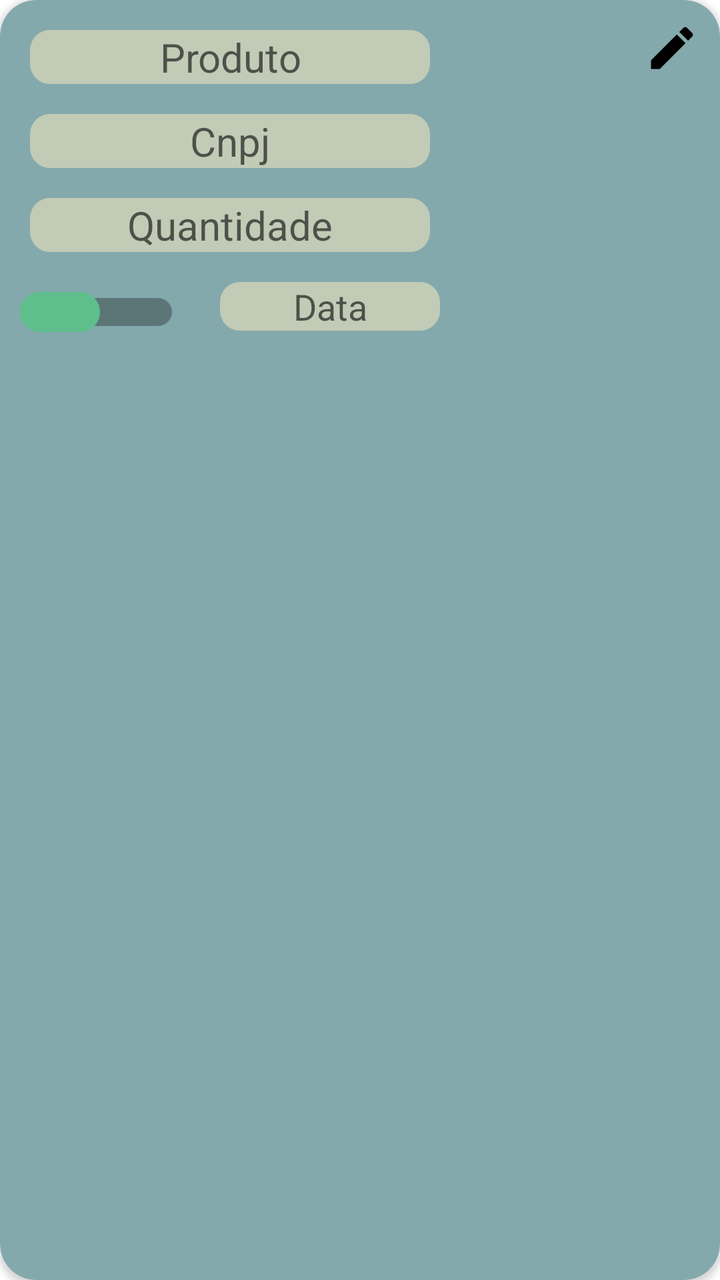
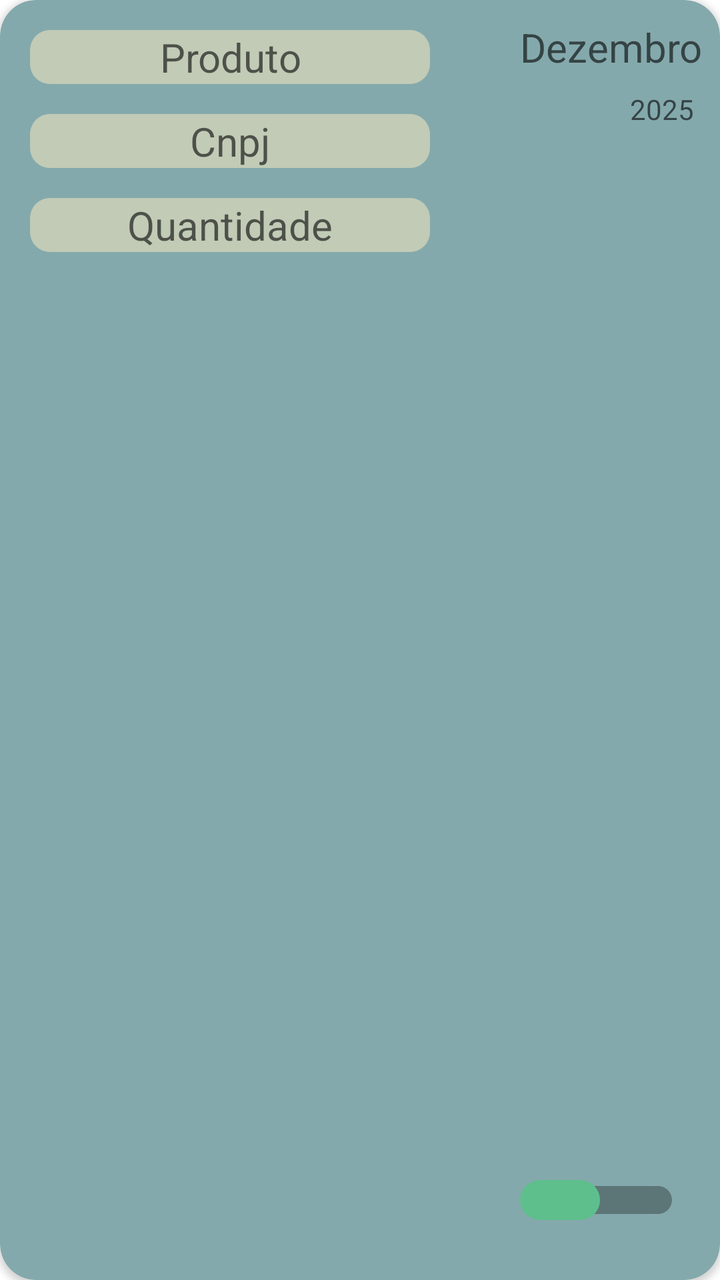

Before-and-after screenshots of an Android layout around one commit, followed by the original layout XML and the change that was made.
<!-- AndroidManifest.xml: application theme Theme.GHandApp -->
<!-- res/layout/agendaproduto_list_item.xml -->
<?xml version="1.0" encoding="utf-8"?>
<layout xmlns:tools="http://schemas.android.com/tools"
    xmlns:android="http://schemas.android.com/apk/res/android"
    xmlns:app="http://schemas.android.com/apk/res-auto">
    <androidx.cardview.widget.CardView
        android:id="@+id/cd_agenda"
        android:layout_width="match_parent"
        android:layout_height="240dp"
        app:cardBackgroundColor="@color/Weak_green"
        android:layout_margin="10dp"
        app:cardCornerRadius="18dp"
        app:layout_constraintStart_toStartOf="parent"
        app:layout_constraintTop_toTopOf="parent">

        <androidx.constraintlayout.widget.ConstraintLayout
            android:layout_width="match_parent"
            android:layout_height="match_parent">

            <EditText
                android:id="@+id/nameProductCd"
                android:layout_width="200dp"
                android:layout_height="wrap_content"
                android:layout_margin="15dp"
                android:background="@drawable/tv_cornes"
                android:hint="Produto"
                android:textAlignment="center"
                android:textSize="20sp"
                app:layout_constraintHorizontal_bias="0.5"
                app:layout_constraintTop_toTopOf="parent"
                app:layout_constraintStart_toStartOf="parent"
                tools:ignore="MissingConstraints" />

            <EditText
                android:id="@+id/cnpjCdAgenda"
                android:layout_width="200dp"
                android:layout_height="wrap_content"
                android:layout_margin="15dp"
                android:textAlignment="center"
                android:hint="Cnpj"
                android:textSize="20sp"
                android:background="@drawable/tv_cornes"
                app:layout_constraintTop_toBottomOf="@+id/nameProductCd"
                app:layout_constraintHorizontal_bias="0.5"
                app:layout_constraintStart_toStartOf="parent"/>

            <EditText
                android:id="@+id/amountCdAgenda"
                android:layout_width="200dp"
                android:layout_height="wrap_content"
                android:layout_margin="15dp"
                android:textSize="20sp"
                android:hint="Quantidade"
                android:gravity="center"
                android:background="@drawable/tv_cornes"
                app:layout_constraintTop_toBottomOf="@id/cnpjCdAgenda"
                app:layout_constraintStart_toStartOf="parent"/>

            <EditText
                android:id="@+id/dateCd"
                android:layout_width="110dp"
                android:layout_height="wrap_content"
                android:layout_marginLeft="20dp"
                android:layout_marginTop="15dp"
                android:hint="Data"
                android:textAlignment="center"
                android:background="@drawable/tv_cornes"
                app:layout_constraintTop_toBottomOf="@+id/amountCdAgenda"
                app:layout_constraintStart_toEndOf="@+id/switchStatus"/>


            <androidx.appcompat.widget.SwitchCompat
                android:id="@+id/switchStatus"
                android:layout_width="80dp"
                android:layout_height="40dp"
                app:layout_constraintStart_toStartOf="parent"
                android:layout_margin="10dp"
                app:layout_constraintTop_toBottomOf="@id/amountCdAgenda"
                android:visibility="visible"
                android:checked="false"
                android:textOff="Recebido"
                android:textOn="Nao_Recebido"
                android:textColor="@color/white"
                android:thumb="@drawable/thumb_selector"
                android:track="@drawable/track_selector"
                android:gravity="center" />
            <ImageButton
                android:id="@+id/editButton"
                android:layout_width="wrap_content"
                android:layout_height="wrap_content"
                app:layout_constraintEnd_toEndOf="parent"
                app:layout_constraintTop_toTopOf="parent"
                android:layout_margin="10dp"
                android:background="@drawable/edit_icon"
                android:visibility="visible"/>

            <Button
                android:id="@+id/btn_save"
                android:layout_width="wrap_content"
                android:layout_height="wrap_content"
                app:layout_constraintEnd_toEndOf="parent"
                app:layout_constraintBottom_toBottomOf="parent"
                android:layout_margin="10dp"
                android:text="Salvar"
                android:textStyle="italic"
                android:visibility="gone"
                />

            <Button
                android:id="@+id/btn_cancel"
                android:layout_width="wrap_content"
                android:layout_height="wrap_content"
                app:layout_constraintStart_toStartOf="parent"
                app:layout_constraintBottom_toBottomOf="parent"
                android:layout_margin="10dp"
                android:text="Cancelar"
                android:textStyle="italic"
                android:visibility="gone"
                />

        </androidx.constraintlayout.widget.ConstraintLayout>
    </androidx.cardview.widget.CardView>

</layout>
<!-- resources referenced by this layout -->
<resources>
  <color name="Weak_green">#84A9AC</color>
  <color name="white">#FFFFFFFF</color>
  <!-- drawable edit_icon (drawable) -->
  <vector xmlns:android="http://schemas.android.com/apk/res/android" android:height="28dp" android:tint="#000000" android:viewportHeight="24" android:viewportWidth="24" android:width="28dp">
        
      <path android:fillColor="@android:color/white" android:pathData="M3,17.25V21h3.75L17.81,9.94l-3.75,-3.75L3,17.25zM20.71,7.04c0.39,-0.39 0.39,-1.02 0,-1.41l-2.34,-2.34c-0.39,-0.39 -1.02,-0.39 -1.41,0l-1.83,1.83 3.75,3.75 1.83,-1.83z"/>
      
  </vector>
  <!-- drawable thumb_selector (drawable) -->
  <?xml version="1.0" encoding="utf-8"?>
  <selector xmlns:android="http://schemas.android.com/apk/res/android">
      <item android:state_checked="true">
          <shape>
              <solid android:color="@color/red"/>
              <size android:width="40dp" android:height="20dp"/>
              <corners android:radius="25dp"/>
          </shape>
      </item>
      <item android:state_checked="false">
          <shape>
              <solid android:color="@color/green"/>
              <size android:width="40dp" android:height="20dp"/>
              <corners android:radius="25dp"/>
          </shape>
      </item>
  </selector>
  <!-- drawable track_selector (drawable) -->
  <selector xmlns:android="http://schemas.android.com/apk/res/android">
      <item android:drawable="@color/red" android:state_checked="true" />
      <item android:drawable="@color/green" android:state_checked="false" />
      <size android:width="40dp" android:height="40dp" />
      <corners android:radius="25dp" />
  </selector>
  <!-- drawable tv_cornes (drawable) -->
  <?xml version="1.0" encoding="utf-8"?>
  <shape xmlns:android="http://schemas.android.com/apk/res/android">
      <solid android:color="@color/cardColor_Green"/>
      <corners android:radius="10dp"></corners>
  </shape>
  <style name="Theme.GHandApp" parent="Theme.MaterialComponents.DayNight.NoActionBar">
          
          <item name="colorPrimary">@color/Weak_green</item>
          <item name="colorPrimaryVariant">@color/purple_700</item>
          <item name="colorOnPrimary">@color/white</item>
          
          <item name="colorSecondary">@color/teal_200</item>
          <item name="colorSecondaryVariant">@color/teal_700</item>
          <item name="colorOnSecondary">@color/black</item>
          
          <item name="android:statusBarColor" tools:targetApi="l">?attr/colorPrimaryVariant</item>
          
      </style>
  <color name="red">#750E24</color>
  <color name="green">#5EBF8D</color>
  <color name="cardColor_Green">#C1CBB6</color>
  <color name="purple_700">#FF3700B3</color>
  <color name="teal_200">#FF03DAC5</color>
  <color name="teal_700">#FF018786</color>
  <color name="black">#FF000000</color>
</resources>

<!-- the commit's change to res/layout/agendaproduto_list_item.xml (unified diff, before → after) -->
@@ -5,7 +5,7 @@
     <androidx.cardview.widget.CardView
         android:id="@+id/cd_agenda"
         android:layout_width="match_parent"
-        android:layout_height="240dp"
+        android:layout_height="140dp"
         app:cardBackgroundColor="@color/Weak_green"
         android:layout_margin="10dp"
         app:cardCornerRadius="18dp"
@@ -55,26 +55,37 @@
                 app:layout_constraintTop_toBottomOf="@id/cnpjCdAgenda"
                 app:layout_constraintStart_toStartOf="parent"/>
 
-            <EditText
-                android:id="@+id/dateCd"
-                android:layout_width="110dp"
-                android:layout_height="wrap_content"
-                android:layout_marginLeft="20dp"
-                android:layout_marginTop="15dp"
-                android:hint="Data"
-                android:textAlignment="center"
-                android:background="@drawable/tv_cornes"
-                app:layout_constraintTop_toBottomOf="@+id/amountCdAgenda"
-                app:layout_constraintStart_toEndOf="@+id/switchStatus"/>
+
+
+            <TextView
+                android:id="@+id/dateYear"
+                android:layout_width="40dp"
+                android:layout_height="20dp"
+                android:layout_margin="5dp"
+                android:hint="2025"
+                app:layout_constraintTop_toBottomOf="@id/dateMonth"
+                app:layout_constraintEnd_toEndOf="parent"
+                />
+
+            <TextView
+                android:id="@+id/dateMonth"
+                android:layout_width="100dp"
+                android:layout_height="30dp"
+                android:layout_marginTop="10dp"
+                android:textSize="20sp"
+                android:hint="Dezembro"
+                app:layout_constraintEnd_toEndOf="parent"
+                app:layout_constraintTop_toTopOf="parent"
+                />
 
 
             <androidx.appcompat.widget.SwitchCompat
                 android:id="@+id/switchStatus"
                 android:layout_width="80dp"
                 android:layout_height="40dp"
-                app:layout_constraintStart_toStartOf="parent"
-                android:layout_margin="10dp"
-                app:layout_constraintTop_toBottomOf="@id/amountCdAgenda"
+                app:layout_constraintEnd_toEndOf="parent"
+                app:layout_constraintBottom_toBottomOf="parent"
+                android:layout_margin="20dp"
                 android:visibility="visible"
                 android:checked="false"
                 android:textOff="Recebido"
@@ -83,15 +94,7 @@
                 android:thumb="@drawable/thumb_selector"
                 android:track="@drawable/track_selector"
                 android:gravity="center" />
-            <ImageButton
-                android:id="@+id/editButton"
-                android:layout_width="wrap_content"
-                android:layout_height="wrap_content"
-                app:layout_constraintEnd_toEndOf="parent"
-                app:layout_constraintTop_toTopOf="parent"
-                android:layout_margin="10dp"
-                android:background="@drawable/edit_icon"
-                android:visibility="visible"/>
+
 
             <Button
                 android:id="@+id/btn_save"
<!-- resource entries referenced after the edit -->
@@ -2,12 +2,6 @@
 <resources>
   <color name="Weak_green">#84A9AC</color>
   <color name="white">#FFFFFFFF</color>
-  <!-- drawable edit_icon (drawable) -->
-  <vector xmlns:android="http://schemas.android.com/apk/res/android" android:height="28dp" android:tint="#000000" android:viewportHeight="24" android:viewportWidth="24" android:width="28dp">
-        
-      <path android:fillColor="@android:color/white" android:pathData="M3,17.25V21h3.75L17.81,9.94l-3.75,-3.75L3,17.25zM20.71,7.04c0.39,-0.39 0.39,-1.02 0,-1.41l-2.34,-2.34c-0.39,-0.39 -1.02,-0.39 -1.41,0l-1.83,1.83 3.75,3.75 1.83,-1.83z"/>
-      
-  </vector>
   <!-- drawable thumb_selector (drawable) -->
   <?xml version="1.0" encoding="utf-8"?>
   <selector xmlns:android="http://schemas.android.com/apk/res/android">
